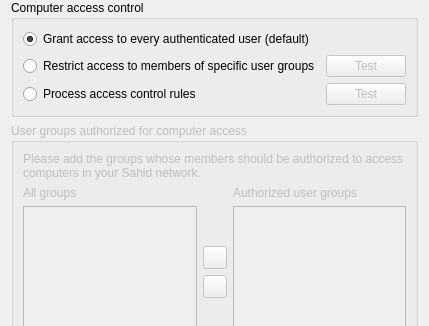
Qt form configurator/src/AccessControlPage.ui (khwarizmi-si/veyon) before a commit; both pictures show x 0 to 429 and y 0 to 326 of the 429 by 639 pixel window.
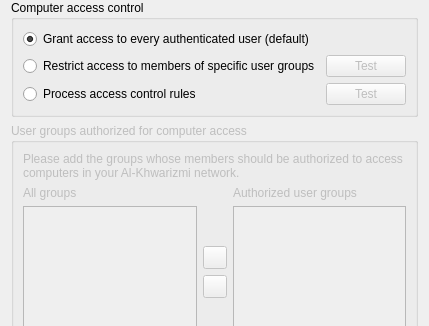
The same form after that commit. Icons and pictures are not drawn.

Commit message: feat(branding): rebrand Veyon to Al-Khwarizmi Surveillance System

The edit to the form file:
```diff
--- a/configurator/src/AccessControlPage.ui
+++ b/configurator/src/AccessControlPage.ui
@@ -110,7 +110,7 @@
       <item row="0" column="0" colspan="3">
        <widget class="QLabel" name="label_40">
         <property name="text">
-         <string>Please add the groups whose members should be authorized to access computers in your Sahid network.</string>
+         <string>Please add the groups whose members should be authorized to access computers in your Al-Khwarizmi network.</string>
         </property>
         <property name="wordWrap">
          <bool>true</bool>
```
The commit also changes 57 other files.
